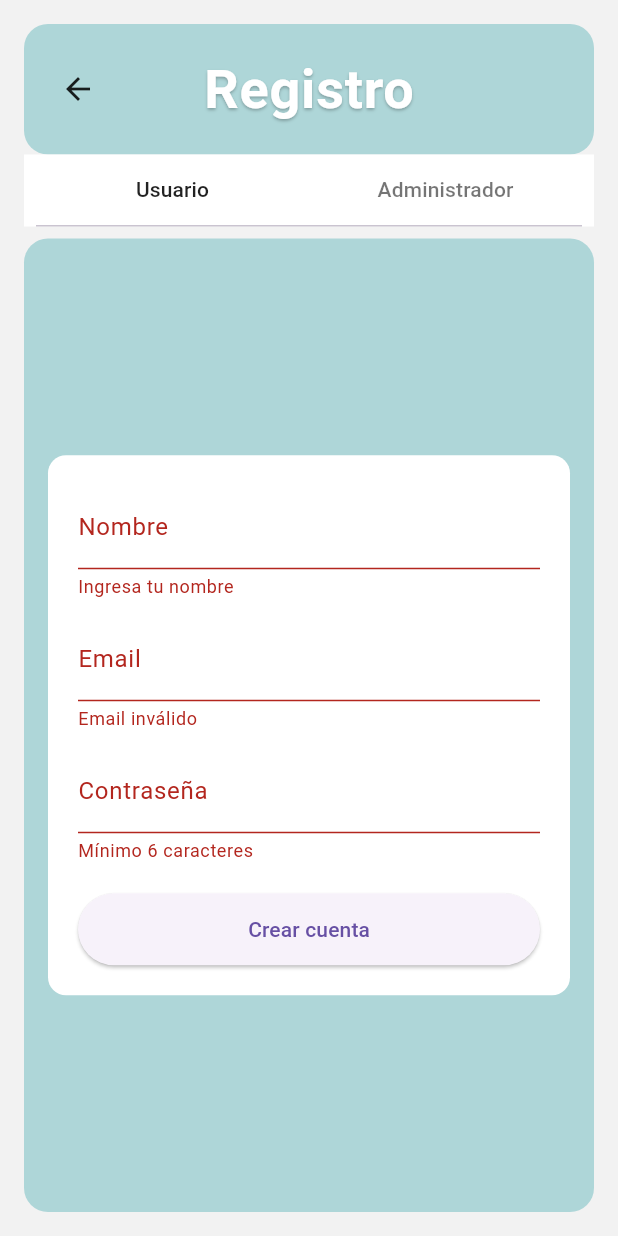
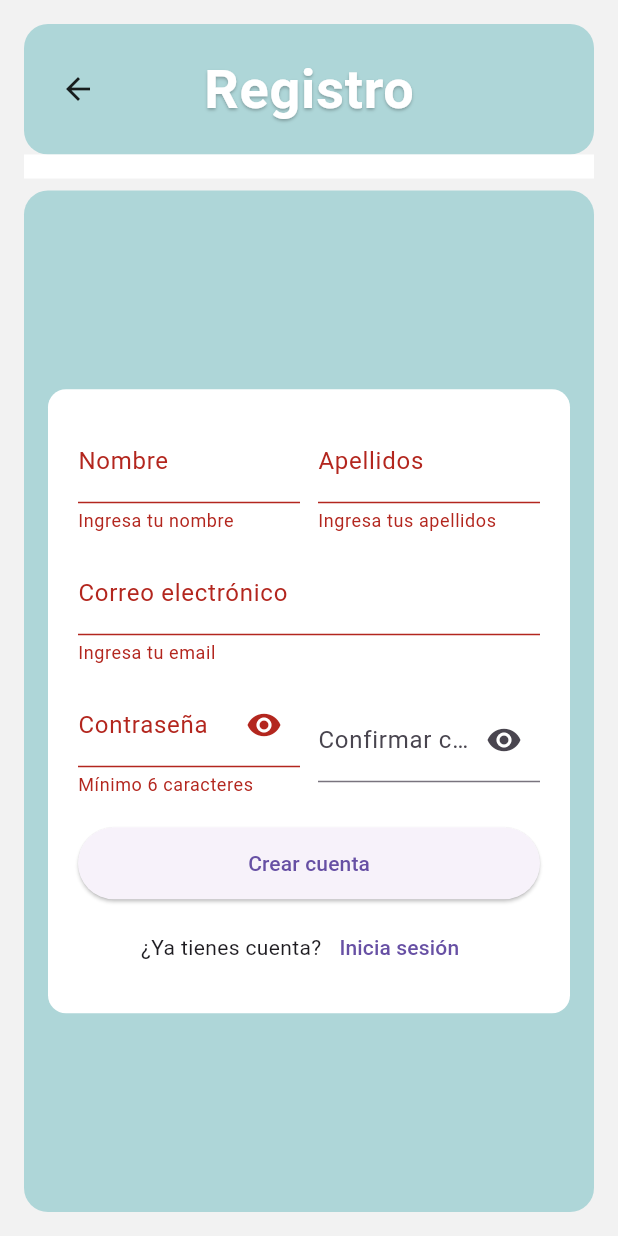
Before and after one commit to VicDellaSala/CrediCard-Proyecto, a Flutter app: the RegisterScreen screen opened by its route, after a tap on "Crear cuenta", on a phone screen of 412 x 824 dp. Run offline on Flutter 3.47's test engine with Material 3 defaults, Android fonts, the phone set to English and light mode, and no system bars; our stand-ins replace cloud_firestore, firebase_auth, firebase_core; accounts and stored records are empty.

Commit message:
Se suman los roles principales
usuario,operado,supervisor,administrador de gestion de identidades

```diff
--- a/lib/features/auth/presentation/register_screen.dart
+++ b/lib/features/auth/presentation/register_screen.dart
@@ -2,18 +2,152 @@ import 'package:flutter/material.dart';
 import 'package:firebase_auth/firebase_auth.dart';
 import 'package:cloud_firestore/cloud_firestore.dart';
 
-class RegisterScreen extends StatelessWidget {
+class RegisterScreen extends StatefulWidget {
   const RegisterScreen({super.key});
 
-// Color celeste suave de la referencia
-  static const _panelColor = Color(0xFFAED6D8); // ajusta si quieres otro tono
+  @override
+  State<RegisterScreen> createState() => _RegisterScreenState();
+}
+
+class _RegisterScreenState extends State<RegisterScreen> {
+  static const _panelColor = Color(0xFFAED6D8);
+
+  final _formKey = GlobalKey<FormState>();
+
+  final _nameCtrl = TextEditingController();
+  final _lastNameCtrl = TextEditingController();
+  final _emailCtrl = TextEditingController();
+  final _passCtrl = TextEditingController();
+  final _confirmCtrl = TextEditingController();
+
+  bool _obscure = true;
+  bool _obscureConfirm = true;
+  bool _loading = false;
+
+  @override
+  void dispose() {
+    _nameCtrl.dispose();
+    _lastNameCtrl.dispose();
+    _emailCtrl.dispose();
+    _passCtrl.dispose();
+    _confirmCtrl.dispose();
+    super.dispose();
+  }
+
+  bool _isCredicardEmail(String email) =>
+      email.toLowerCase().trim().endsWith('@credicard.com.ve');
+
+  bool _isFirstIdentityAdmin(String email) =>
+      email.toLowerCase().trim() == 'identidad@credicard.com.ve';
+
+  Future<void> _register() async {
+    if (!_formKey.currentState!.validate()) return;
+
+    setState(() => _loading = true);
+    try {
+      final firstName = _nameCtrl.text.trim();
+      final lastName = _lastNameCtrl.text.trim();
+      final email = _emailCtrl.text.trim();
+      final pass = _passCtrl.text.trim();
+
+// 1) Crear cuenta en Auth
+      final cred = await FirebaseAuth.instance.createUserWithEmailAndPassword(
+        email: email,
+        password: pass,
+      );
+      final uid = cred.user!.uid;
+
+// 2) Determinar rol y estado inicial
+      String role;
+      String status;
+      bool companyUser = _isCredicardEmail(email);
+
+      if (_isFirstIdentityAdmin(email)) {
+        role = 'admin_identidades';
+        status = 'aprobado';
+      } else if (companyUser) {
+        role = 'pendiente';
+        status = 'pendiente';
+      } else {
+        role = 'cliente';
+        status = 'aprobado';
+      }
+
+// 3) Guardar perfil en Firestore
+      final users = FirebaseFirestore.instance.collection('users');
+      await users.doc(uid).set({
+        'firstName': firstName,
+        'lastName': lastName,
+        'fullName': '$firstName $lastName',
+        'email': email,
+        'role': role,
+        'status': status,
+        'companyUser': companyUser,
+        'createdAt': FieldValue.serverTimestamp(),
+      });
+
+// 4) Crear solicitud si es corporativo (y no el primer admin)
+      if (companyUser && !_isFirstIdentityAdmin(email)) {
+        await FirebaseFirestore.instance.collection('role_requests').add({
+          'userId': uid,
+          'email': email,
+          'fullName': '$firstName $lastName',
+          'requestedAt': FieldValue.serverTimestamp(),
+          'status': 'pendiente',
+        });
+      }
+
+      if (!mounted) return;
+      ScaffoldMessenger.of(context).showSnackBar(
+        SnackBar(
+          content: Text(
+            companyUser && !_isFirstIdentityAdmin(email)
+                ? 'Registro enviado. Un administrador asignará tu rol.'
+                : 'Registro exitoso.',
+          ),
+        ),
+      );
+
+      Navigator.pushReplacementNamed(context, '/login');
+    } on FirebaseAuthException catch (e) {
+      final map = {
+        'email-already-in-use': 'El correo ya está registrado.',
+        'invalid-email': 'Correo inválido.',
+        'weak-password': 'La contraseña es muy débil (mín. 6).',
+        'operation-not-allowed': 'Método de inicio de sesión deshabilitado.',
+        'network-request-failed': 'Fallo de red. Verifica tu conexión.',
+      };
+      final msg = map[e.code] ?? (e.message ?? 'Error de autenticación');
+      if (mounted) {
+        ScaffoldMessenger.of(context)
+            .showSnackBar(SnackBar(content: Text('Error: $msg')));
+      }
+    } on FirebaseException catch (e) {
+      if (mounted) {
+        ScaffoldMessenger.of(context).showSnackBar(
+          SnackBar(content: Text('Error guardando datos: ${e.message ?? e.code}')),
+        );
+      }
+    } catch (_) {
+      if (mounted) {
+        ScaffoldMessenger.of(context)
+            .showSnackBar(const SnackBar(content: Text('Error inesperado')));
+      }
+    } finally {
+      if (mounted) setState(() => _loading = false);
+    }
+  }
+
+  String? _emailValidator(String? v) {
+    if (v == null || v.trim().isEmpty) return 'Ingresa tu email';
+    if (!v.contains('@') || !v.contains('.')) return 'Email inválido';
+    return null;
+  }
 
   @override
   Widget build(BuildContext context) {
-    return DefaultTabController(
-      length: 2,
-      child: Scaffold(
-        backgroundColor: const Color(0xFFF2F2F2), // gris claro de fondo
+    return Scaffold(
+      backgroundColor: const Color(0xFFF2F2F2),
       body: SafeArea(
         child: Center(
           child: ConstrainedBox(
@@ -23,7 +157,7 @@ class RegisterScreen extends StatelessWidget {
               child: Column(
                 mainAxisSize: MainAxisSize.min,
                 children: [
-// HEADER: flecha + título centrado
+// Header
                   Container(
                     decoration: BoxDecoration(
                       color: _panelColor,
@@ -51,29 +185,19 @@ class RegisterScreen extends StatelessWidget {
                           ),
                         ),
                         const Spacer(),
-                          const SizedBox(width: 48), // balancea el espacio de la flecha
+                        const SizedBox(width: 48),
                       ],
                     ),
                   ),
 
-// TABS strip blanca
                   Container(
                     width: double.infinity,
                     color: Colors.white,
-                      padding: const EdgeInsets.symmetric(horizontal: 8),
-                      child: TabBar(
-                        indicatorColor: Colors.transparent, // sin subrayado
-                        labelColor: Colors.black87,
-                        unselectedLabelColor: Colors.black54,
-                        overlayColor: MaterialStateProperty.all(Colors.transparent),
-                        tabs: const [
-                          Tab(text: 'Usuario'),
-                          Tab(text: 'Administrador'),
-                        ],
-                      ),
+                    padding: const EdgeInsets.symmetric(vertical: 8),
+                    child: const SizedBox.shrink(),
                   ),
 
-// CONTENEDOR grande celeste con esquinas redondeadas
+// Formulario
                   Expanded(
                     child: Container(
                       width: double.infinity,
@@ -82,102 +206,9 @@ class RegisterScreen extends StatelessWidget {
                         borderRadius: BorderRadius.circular(16),
                       ),
                       margin: const EdgeInsets.only(top: 8),
-                        child: ClipRRect(
-                          borderRadius: BorderRadius.circular(16),
-                          child: const TabBarView(
-                            children: [
-                              _UserRegisterForm(), // 👈 Formularios intactos
-                              _AdminRegisterForm(),
-                            ],
-                          ),
-                        ),
-                      ),
-                    ),
-                  ],
-                ),
-              ),
-            ),
-          ),
-        ),
-      ),
-    );
-  }
-}
-
-// ---------- FORM: USUARIO (SIN CAMBIOS DE LÓGICA) ----------
-class _UserRegisterForm extends StatefulWidget {
-  const _UserRegisterForm();
-
-  @override
-  State<_UserRegisterForm> createState() => _UserRegisterFormState();
-}
-
-class _UserRegisterFormState extends State<_UserRegisterForm> {
-  final _formKey = GlobalKey<FormState>();
-  final _nameCtrl = TextEditingController();
-  final _emailCtrl = TextEditingController();
-  final _passCtrl = TextEditingController();
-  bool _loading = false;
-
-  @override
-  void dispose() {
-    _nameCtrl.dispose();
-    _emailCtrl.dispose();
-    _passCtrl.dispose();
-    super.dispose();
-  }
-
-  Future<void> _registerUser() async {
-    if (!_formKey.currentState!.validate()) return;
-    setState(() => _loading = true);
-
-    try {
-      final cred = await FirebaseAuth.instance.createUserWithEmailAndPassword(
-        email: _emailCtrl.text.trim(),
-        password: _passCtrl.text.trim(),
-      );
-
-      await FirebaseFirestore.instance.collection('users').doc(cred.user!.uid).set({
-        'name': _nameCtrl.text.trim(),
-        'email': _emailCtrl.text.trim(),
-        'role': 'usuario',
-        'createdAt': FieldValue.serverTimestamp(),
-      });
-
-      if (!mounted) return;
-      ScaffoldMessenger.of(context).showSnackBar(
-        const SnackBar(content: Text('Usuario registrado con éxito')),
-      );
-      Navigator.pushReplacementNamed(context, '/');
-    } on FirebaseAuthException catch (e) {
-      final map = {
-        'email-already-in-use': 'El correo ya está registrado.',
-        'invalid-email': 'Correo inválido.',
-        'weak-password': 'La contraseña es muy débil (mín. 6).',
-        'operation-not-allowed': 'Método de inicio de sesión deshabilitado.',
-        'network-request-failed': 'Fallo de red. Verifica tu conexión.',
-      };
-      final msg = map[e.code] ?? (e.message ?? 'Error de autenticación');
-      if (mounted) {
-        ScaffoldMessenger.of(context).showSnackBar(SnackBar(content: Text('Error: $msg')));
-      }
-    } on FirebaseException catch (e) {
-      if (mounted) {
-        ScaffoldMessenger.of(context).showSnackBar(
-          SnackBar(content: Text('Error guardando datos: ${e.message ?? e.code}')),
-        );
-      }
-    } finally {
-      if (mounted) setState(() => _loading = false);
-    }
-  }
-
-  @override
-  Widget build(BuildContext context) {
-// Caja blanca para que los inputs resalten sobre el panel celeste
-    return Center(
+                      child: Center(
                         child: ConstrainedBox(
-        constraints: const BoxConstraints(maxWidth: 460),
+                          constraints: const BoxConstraints(maxWidth: 540),
                           child: SingleChildScrollView(
                             padding: const EdgeInsets.all(16),
                             child: Container(
@@ -190,34 +221,107 @@ class _UserRegisterFormState extends State<_UserRegisterForm> {
                                 key: _formKey,
                                 child: Column(
                                   children: [
-                  TextFormField(
+                                    Row(
+                                      children: [
+                                        Expanded(
+                                          child: TextFormField(
                                             controller: _nameCtrl,
                                             decoration: const InputDecoration(labelText: 'Nombre'),
-                    validator: (v) => (v == null || v.trim().isEmpty) ? 'Ingresa tu nombre' : null,
+                                            validator: (v) => (v == null || v.trim().isEmpty)
+                                                ? 'Ingresa tu nombre'
+                                                : null,
+                                          ),
+                                        ),
+                                        const SizedBox(width: 12),
+                                        Expanded(
+                                          child: TextFormField(
+                                            controller: _lastNameCtrl,
+                                            decoration: const InputDecoration(labelText: 'Apellidos'),
+                                            validator: (v) => (v == null || v.trim().isEmpty)
+                                                ? 'Ingresa tus apellidos'
+                                                : null,
+                                          ),
+                                        ),
+                                      ],
                                     ),
                                     const SizedBox(height: 12),
                                     TextFormField(
                                       controller: _emailCtrl,
-                    decoration: const InputDecoration(labelText: 'Email'),
+                                      decoration: const InputDecoration(labelText: 'Correo electrónico'),
                                       keyboardType: TextInputType.emailAddress,
-                    validator: (v) => (v == null || !v.contains('@')) ? 'Email inválido' : null,
+                                      validator: _emailValidator,
                                     ),
                                     const SizedBox(height: 12),
-                  TextFormField(
+                                    Row(
+                                      children: [
+                                        Expanded(
+                                          child: TextFormField(
                                             controller: _passCtrl,
-                    decoration: const InputDecoration(labelText: 'Contraseña'),
-                    obscureText: true,
-                    validator: (v) => (v == null || v.length < 6) ? 'Mínimo 6 caracteres' : null,
+                                            decoration: InputDecoration(
+                                              labelText: 'Contraseña',
+                                              suffixIcon: IconButton(
+                                                onPressed: () => setState(() => _obscure = !_obscure),
+                                                icon: Icon(_obscure
+                                                    ? Icons.visibility
+                                                    : Icons.visibility_off),
+                                              ),
+                                            ),
+                                            obscureText: _obscure,
+                                            validator: (v) => (v == null || v.length < 6)
+                                                ? 'Mínimo 6 caracteres'
+                                                : null,
+                                          ),
+                                        ),
+                                        const SizedBox(width: 12),
+                                        Expanded(
+                                          child: TextFormField(
+                                            controller: _confirmCtrl,
+                                            decoration: InputDecoration(
+                                              labelText: 'Confirmar contraseña',
+                                              suffixIcon: IconButton(
+                                                onPressed: () => setState(() => _obscureConfirm = !_obscureConfirm),
+                                                icon: Icon(_obscureConfirm
+                                                    ? Icons.visibility
+                                                    : Icons.visibility_off),
+                                              ),
+                                            ),
+                                            obscureText: _obscureConfirm,
+                                            validator: (v) => (v != _passCtrl.text)
+                                                ? 'Las contraseñas no coinciden'
+                                                : null,
+                                          ),
+                                        ),
+                                      ],
                                     ),
                                     const SizedBox(height: 20),
                                     SizedBox(
+                                      height: 48,
                                       width: double.infinity,
-                    height: 48,
                                       child: ElevatedButton(
-                      onPressed: _loading ? null : _registerUser,
+                                        onPressed: _loading ? null : _register,
                                         child: _loading
                                             ? const CircularProgressIndicator(color: Colors.white)
                                             : const Text('Crear cuenta'),
+                                      ),
+                                    ),
+                                    const SizedBox(height: 8),
+                                    Row(
+                                      mainAxisAlignment: MainAxisAlignment.center,
+                                      children: [
+                                        const Text('¿Ya tienes cuenta?'),
+                                        TextButton(
+                                          onPressed: () => Navigator.pushReplacementNamed(context, '/login'),
+                                          child: const Text('Inicia sesión'),
+                                        ),
+                                      ],
+                                    ),
+                                  ],
+                                ),
+                              ),
+                            ),
+                          ),
+                        ),
+                      ),
                     ),
                   ),
                 ],
@@ -229,137 +333,3 @@ class _UserRegisterFormState extends State<_UserRegisterForm> {
     );
   }
 }
-
-// ---------- FORM: ADMIN (SIN CAMBIOS DE LÓGICA) ----------
-class _AdminRegisterForm extends StatefulWidget {
-  const _AdminRegisterForm();
-
-  @override
-  State<_AdminRegisterForm> createState() => _AdminRegisterFormState();
-}
-
-class _AdminRegisterFormState extends State<_AdminRegisterForm> {
-  final _formKey = GlobalKey<FormState>();
-  final _nameCtrl = TextEditingController();
-  final _emailCtrl = TextEditingController();
-  final _passCtrl = TextEditingController();
-  final _adminCodeCtrl = TextEditingController();
-  bool _loading = false;
-
-  @override
-  void dispose() {
-    _nameCtrl.dispose();
-    _emailCtrl.dispose();
-    _passCtrl.dispose();
-    _adminCodeCtrl.dispose();
-    super.dispose();
-  }
-
-  Future<void> _registerAdmin() async {
-    if (!_formKey.currentState!.validate()) return;
-    setState(() => _loading = true);
-
-    try {
-      final cred = await FirebaseAuth.instance.createUserWithEmailAndPassword(
-        email: _emailCtrl.text.trim(),
-        password: _passCtrl.text.trim(),
-      );
-
-      await FirebaseFirestore.instance.collection('users').doc(cred.user!.uid).set({
-        'name': _nameCtrl.text.trim(),
-        'email': _emailCtrl.text.trim(),
-        'role': 'admin',
-        'adminCode': _adminCodeCtrl.text.trim(),
-        'createdAt': FieldValue.serverTimestamp(),
-      });
-
-      if (!mounted) return;
-      ScaffoldMessenger.of(context).showSnackBar(
-        const SnackBar(content: Text('Administrador registrado con éxito')),
-      );
-      Navigator.pushReplacementNamed(context, '/');
-    } on FirebaseAuthException catch (e) {
-      final map = {
-        'email-already-in-use': 'El correo ya está registrado.',
-        'invalid-email': 'Correo inválido.',
-        'weak-password': 'La contraseña es muy débil (mín. 6).',
-        'operation-not-allowed': 'Método de inicio de sesión deshabilitado.',
-        'network-request-failed': 'Fallo de red. Verifica tu conexión.',
-      };
-      final msg = map[e.code] ?? (e.message ?? 'Error de autenticación');
-      if (mounted) {
-        ScaffoldMessenger.of(context).showSnackBar(SnackBar(content: Text('Error: $msg')));
-      }
-    } on FirebaseException catch (e) {
-      if (mounted) {
-        ScaffoldMessenger.of(context).showSnackBar(
-          SnackBar(content: Text('Error guardando datos: ${e.message ?? e.code}')),
-        );
-      }
-    } finally {
-      if (mounted) setState(() => _loading = false);
-    }
-  }
-
-  @override
-  Widget build(BuildContext context) {
-    return Center(
-      child: ConstrainedBox(
-        constraints: const BoxConstraints(maxWidth: 460),
-        child: SingleChildScrollView(
-          padding: const EdgeInsets.all(16),
-          child: Container(
-            padding: const EdgeInsets.all(20),
-            decoration: BoxDecoration(
-              color: Colors.white,
-              borderRadius: BorderRadius.circular(12),
-            ),
-            child: Form(
-              key: _formKey,
-              child: Column(
-                children: [
-                  TextFormField(
-                    controller: _nameCtrl,
-                    decoration: const InputDecoration(labelText: 'Nombre'),
-                    validator: (v) => (v == null || v.trim().isEmpty) ? 'Ingresa tu nombre' : null,
-                  ),
-                  const SizedBox(height: 12),
-                  TextFormField(
-                    controller: _emailCtrl,
-                    decoration: const InputDecoration(labelText: 'Email'),
-                    keyboardType: TextInputType.emailAddress,
-                    validator: (v) => (v == null || !v.contains('@')) ? 'Email inválido' : null,
-                  ),
-                  const SizedBox(height: 12),
-                  TextFormField(
-                    controller: _passCtrl,
-                    decoration: const InputDecoration(labelText: 'Contraseña'),
-                    obscureText: true,
-                    validator: (v) => (v == null || v.length < 6) ? 'Mínimo 6 caracteres' : null,
-                  ),
-                  const SizedBox(height: 12),
-                  TextFormField(
-                    controller: _adminCodeCtrl,
-                    decoration: const InputDecoration(labelText: 'Código administrador'),
-                    validator: (v) => (v == null || v.isEmpty) ? 'Requerido' : null,
-                  ),
-                  const SizedBox(height: 20),
-                  SizedBox(
-                    width: double.infinity,
-                    height: 48,
-                    child: ElevatedButton(
-                      onPressed: _loading ? null : _registerAdmin,
-                      child: _loading
-                          ? const CircularProgressIndicator(color: Colors.white)
-                          : const Text('Crear cuenta de administrador'),
-                    ),
-                  ),
-                ],
-              ),
-            ),
-          ),
-        ),
-      ),
-    );
-  }
-}
```
Also changed, not shown: lib/features/auth/presentation/login_screen.dart (+25 -6 lines), lib/main.dart (+34 -0 lines). Lines whose indentation alone changed are shown as unchanged.
